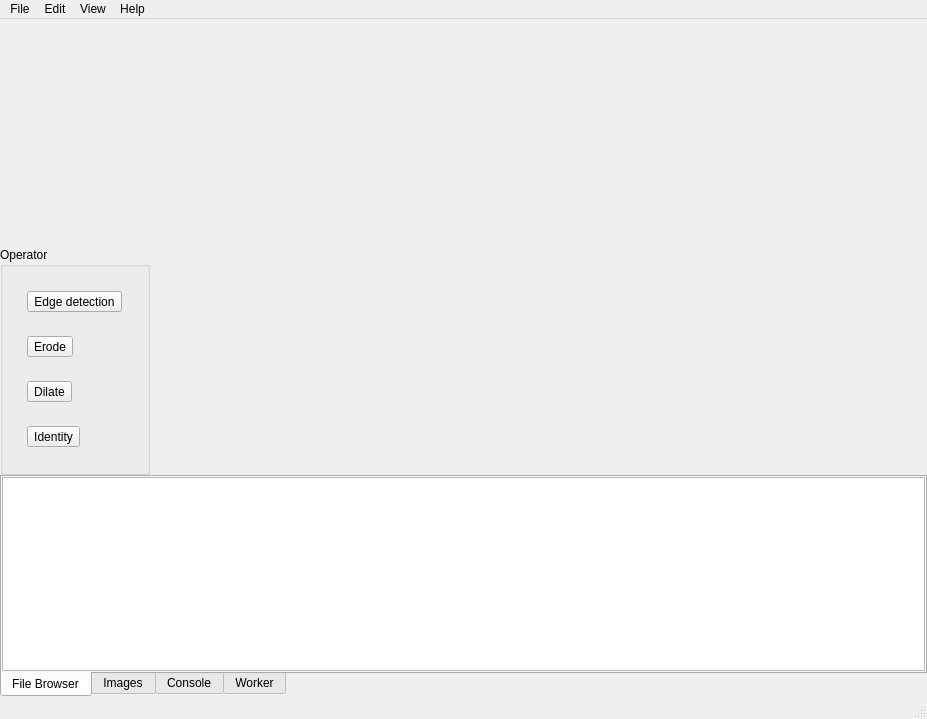
Before: the Qt Designer form resources/ui/main.ui in flegac/piaf-edit, drawn with Qt 5.
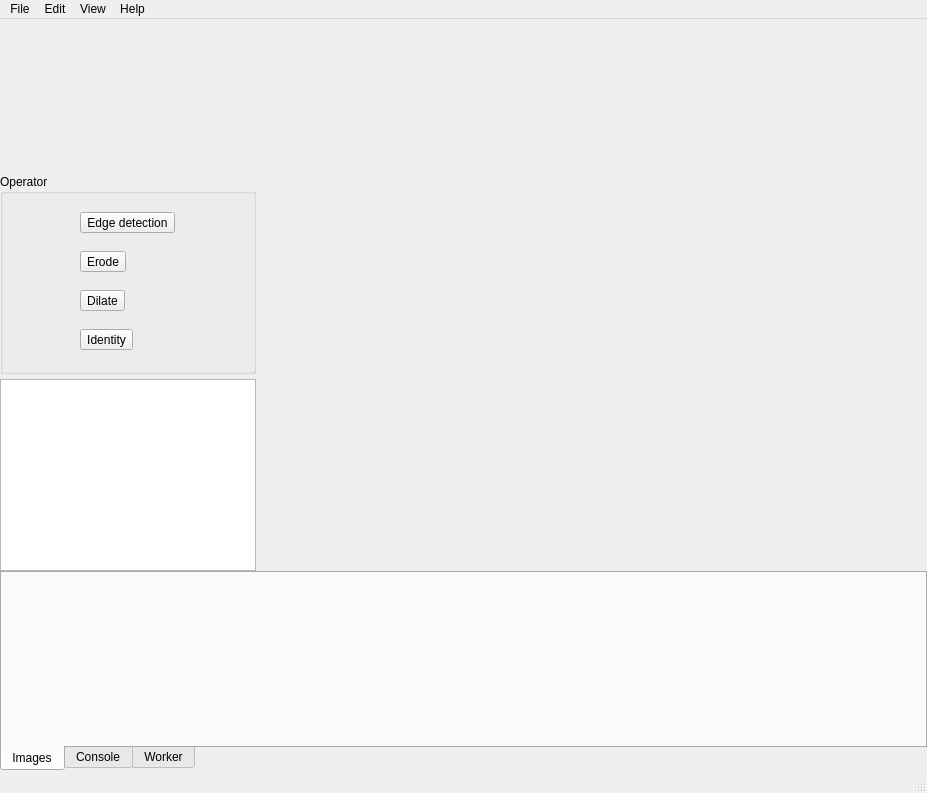
After: the same form once the commit is applied. The open tabs and pages were chosen to show the change.

Commit message: feat: some more features (new image & layout)

```diff
--- a/resources/ui/main.ui
+++ b/resources/ui/main.ui
@@ -38,7 +38,7 @@
       <item>
        <layout class="QVBoxLayout" name="verticalLayout">
         <property name="spacing">
-         <number>0</number>
+         <number>5</number>
         </property>
         <item>
          <widget class="QWidget" name="overview" native="true">
@@ -83,28 +83,28 @@
            <property name="spacing">
             <number>0</number>
            </property>
-           <item row="2" column="0">
-            <widget class="QToolButton" name="dilateButton">
-             <property name="text">
-              <string>Dilate</string>
-             </property>
-            </widget>
-           </item>
-           <item row="0" column="0">
+           <item row="1" column="0">
             <widget class="QToolButton" name="edgeButton">
              <property name="text">
               <string>Edge detection</string>
              </property>
             </widget>
            </item>
-           <item row="1" column="0">
+           <item row="3" column="0">
+            <widget class="QToolButton" name="dilateButton">
+             <property name="text">
+              <string>Dilate</string>
+             </property>
+            </widget>
+           </item>
+           <item row="2" column="0">
             <widget class="QToolButton" name="erodeButton">
              <property name="text">
               <string>Erode</string>
              </property>
             </widget>
            </item>
-           <item row="3" column="0">
+           <item row="4" column="0">
             <widget class="QToolButton" name="identityButton">
              <property name="text">
               <string>Identity</string>
@@ -114,6 +114,22 @@
           </layout>
          </widget>
         </item>
+        <item>
+         <widget class="QTreeView" name="treeView">
+          <property name="sizePolicy">
+           <sizepolicy hsizetype="Preferred" vsizetype="Minimum">
+            <horstretch>0</horstretch>
+            <verstretch>0</verstretch>
+           </sizepolicy>
+          </property>
+          <property name="minimumSize">
+           <size>
+            <width>0</width>
+            <height>0</height>
+           </size>
+          </property>
+         </widget>
+        </item>
        </layout>
       </item>
       <item>
@@ -136,6 +152,12 @@
         <verstretch>0</verstretch>
        </sizepolicy>
       </property>
+      <property name="minimumSize">
+       <size>
+        <width>0</width>
+        <height>200</height>
+       </size>
+      </property>
       <property name="baseSize">
        <size>
         <width>0</width>
@@ -148,44 +170,6 @@
       <property name="currentIndex">
        <number>1</number>
       </property>
-      <widget class="QWidget" name="fileTab">
-       <attribute name="title">
-        <string>File Browser</string>
-       </attribute>
-       <layout class="QVBoxLayout" name="verticalLayout_3">
-        <property name="spacing">
-         <number>0</number>
-        </property>
-        <property name="leftMargin">
-         <number>0</number>
-        </property>
-        <property name="topMargin">
-         <number>0</number>
-        </property>
-        <property name="rightMargin">
-         <number>0</number>
-        </property>
-        <property name="bottomMargin">
-         <number>0</number>
-        </property>
-        <item>
-         <widget class="QTreeView" name="treeView">
-          <property name="sizePolicy">
-           <sizepolicy hsizetype="Expanding" vsizetype="Minimum">
-            <horstretch>0</horstretch>
-            <verstretch>0</verstretch>
-           </sizepolicy>
-          </property>
-          <property name="minimumSize">
-           <size>
-            <width>0</width>
-            <height>0</height>
-           </size>
-          </property>
-         </widget>
-        </item>
-       </layout>
-      </widget>
       <widget class="QWidget" name="imagesTab">
        <attribute name="title">
         <string>Images</string>
```
Left out of the diff: 8 changed lines with no effect on the pictures. The commit also changes 8 other files.
